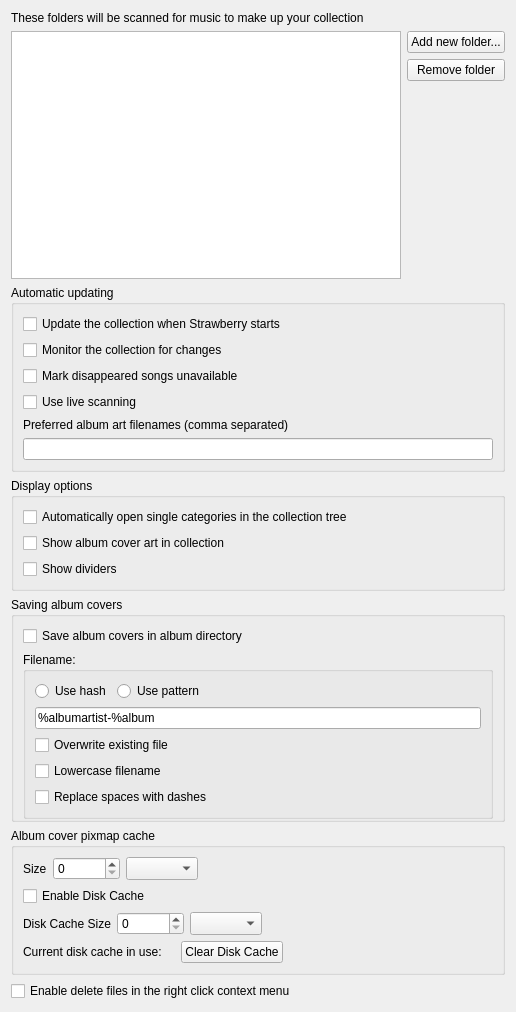
The window that src/settings/collectionsettingspage.ui (strawberrymusicplayer/strawberry) describes before a commit, drawn with Qt 5.
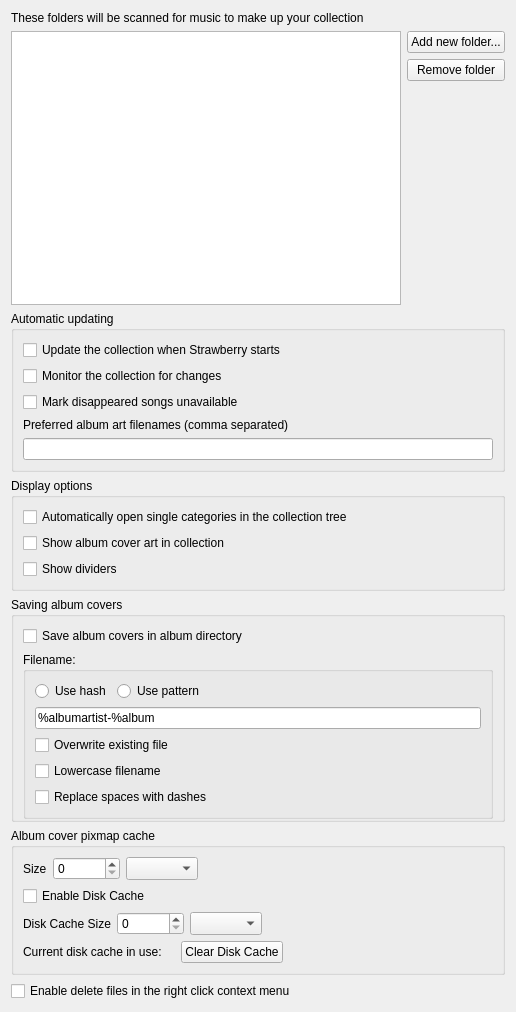
The same window after the commit.

Commit message: Remove unused live scanning option

What changed in the file:
```diff
--- a/src/settings/collectionsettingspage.ui
+++ b/src/settings/collectionsettingspage.ui
@@ -99,13 +99,6 @@
         </property>
        </widget>
       </item>
-      <item>
-       <widget class="QCheckBox" name="live_scanning">
-        <property name="text">
-         <string>Use live scanning</string>
-        </property>
-       </widget>
-      </item>
       <item>
        <widget class="QLabel" name="label_preferred_cover_filenames">
         <property name="text">
```
Left out of the diff: 1 changed line with no effect on the pictures. The commit also changes 3 other files.
